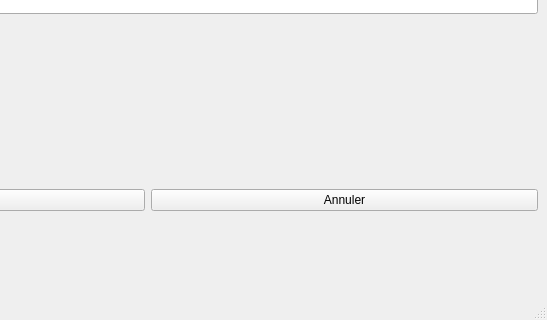
Old version of the form contactform.ui in the repository Noa-Barbosa/Projet_CDAA; both pictures show x 253 to 800 and y 280 to 600 of the 800 by 600 pixel window.
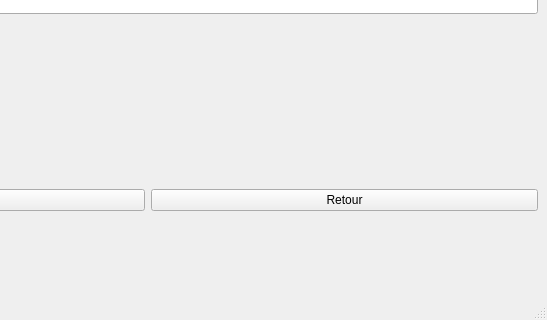
New version of the form.

What changed in the file:
```diff
--- a/contactform.ui
+++ b/contactform.ui
@@ -118,7 +118,7 @@
        <item>
         <widget class="QPushButton" name="annulerPb">
          <property name="text">
-          <string>Annuler</string>
+          <string>Retour</string>
          </property>
         </widget>
        </item>
```
